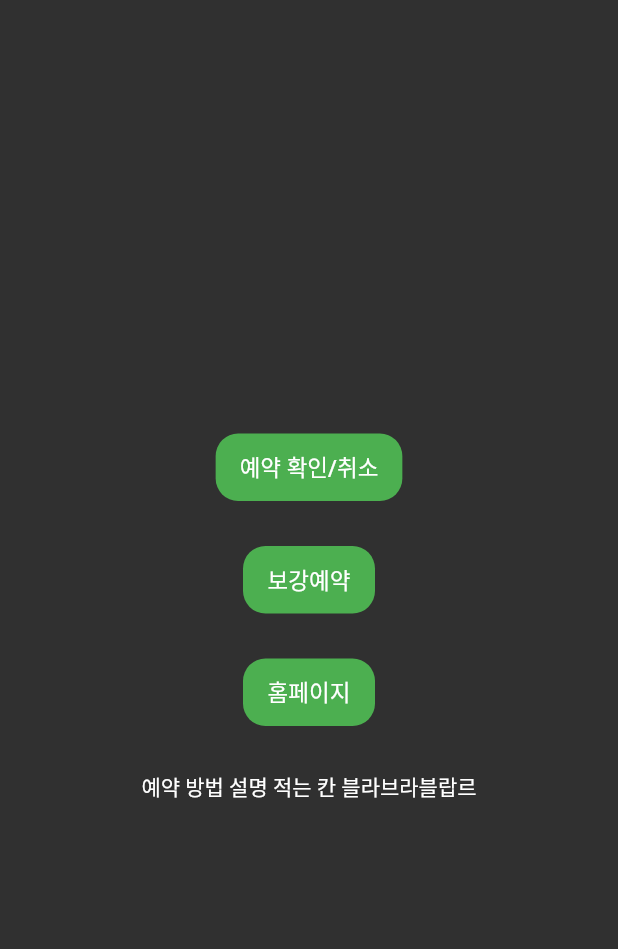
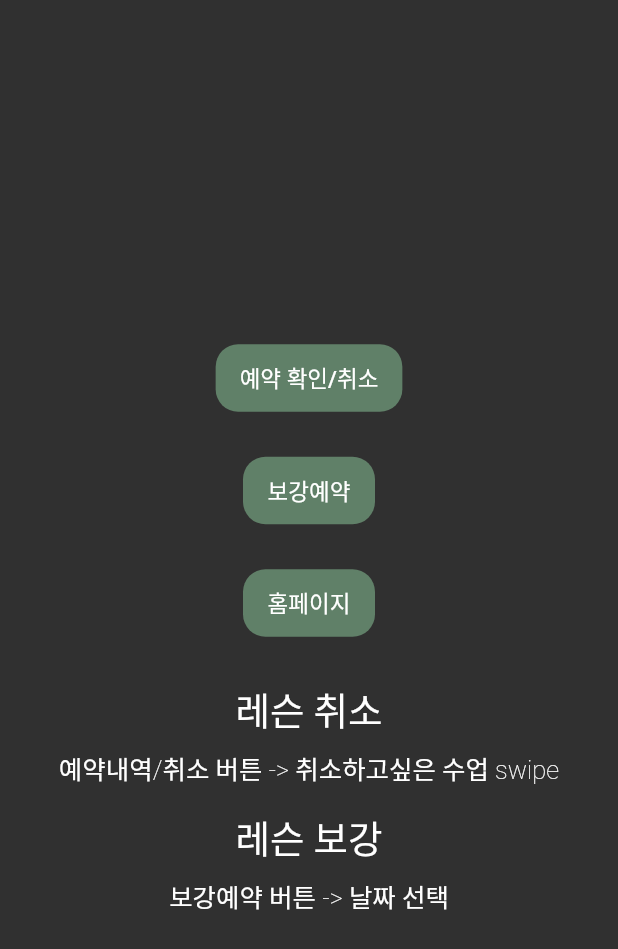
Before and after one commit to show981111/SolViolin_IOS, a Flutter app: the MainPage screen opened directly with empty values, on a phone screen of 412 x 824 dp. Shown: the top 949 px of the screen. Run offline on Flutter 3.47's test engine with Material 2 defaults, Android fonts, the phone set to English and light mode, and no system bars; our stand-ins replace flutter_slidable, toast; accounts and stored records are empty; network calls fail.

Commit message:
add icon

```diff
--- a/lib/screen/day_change_page.dart
+++ b/lib/screen/day_change_page.dart
@@ -92,7 +92,7 @@ class _DayChangeState extends State<DayChange> {
                         borderRadius: new BorderRadius.circular(15.0),
                       ),
                       child: Text('날짜 선택', style: TextStyle(fontSize: 15),),
-                      color: Colors.green,
+                      color: Color.fromRGBO(96, 128, 104, 100),
                       textColor: Colors.white,
                       onPressed: () {
                         if(!_isButtonDisabled) {
@@ -185,7 +185,7 @@ Widget makeButtonGrid(BuildContext context, List<AvailableTime> timeList, String
           borderRadius: new BorderRadius.circular(15.0),
         ),
         child: Text(timeList[i].availableTime),
-        color: Colors.green,
+        color: Color.fromRGBO(96, 128, 104, 100),
         textColor: Colors.white,
         onPressed: () {
           //showTwoButtonDialog(context, teacher + ' 선생님으로 '+ date + ' ' +timeList[i].availableTime+ ' 에 예약하시겠습니까?');
--- a/lib/screen/main_page.dart
+++ b/lib/screen/main_page.dart
@@ -29,7 +29,7 @@ class MainPage extends StatelessWidget {
                     borderRadius: new BorderRadius.circular(15.0),
                   ),
                   child: Text('예약 확인/취소', style: TextStyle(fontSize: 15),),
-                  color: Colors.green,
+                  color: Color.fromRGBO(96, 128, 104, 100),
                   textColor: Colors.white,
                   onPressed: () {
                     Navigator.push(
@@ -49,7 +49,7 @@ class MainPage extends StatelessWidget {
                     borderRadius: new BorderRadius.circular(15.0),
                   ),
                   child: Text('보강예약', style: TextStyle(fontSize: 15),),
-                  color: Colors.green,
+                  color: Color.fromRGBO(96, 128, 104, 100),
                   textColor: Colors.white,
                   onPressed: () {
                     Navigator.push(
@@ -69,16 +69,42 @@ class MainPage extends StatelessWidget {
                     borderRadius: new BorderRadius.circular(15.0),
                   ),
                   child: Text('홈페이지', style: TextStyle(fontSize: 15),),
-                  color: Colors.green,
+                  color: Color.fromRGBO(96, 128, 104, 100),
                   textColor: Colors.white,
                   onPressed: _launchURL,
                 ),
               ),
             ),
             Padding(
-              padding: EdgeInsets.all(15),
+              padding: EdgeInsets.fromLTRB(0, 15, 0, 0),
               child: Container(
-                child : Text('예약 방법 설명 적는 칸 블라브라블랍르'),
+                child : Text('레슨 취소',
+                    style: TextStyle(fontSize: 25, fontWeight: FontWeight.w200),
+                ),
+              ),
+            ),
+            Padding(
+              padding: EdgeInsets.fromLTRB(0, 8, 0, 0),
+              child: Container(
+                child : Text('예약내역/취소 버튼 -> 취소하고싶은 수업 swipe',
+                  style: TextStyle(fontSize: 17,fontWeight: FontWeight.w100),
+                ),
+              ),
+            ),
+            Padding(
+              padding: EdgeInsets.fromLTRB(0, 15, 0, 0),
+              child: Container(
+                child : Text('레슨 보강',
+                    style: TextStyle(fontSize: 25, fontWeight: FontWeight.w200),
+                ),
+              ),
+            ),
+            Padding(
+              padding: EdgeInsets.fromLTRB(0, 8, 0, 0),
+              child: Container(
+                child : Text('보강예약 버튼 -> 날짜 선택',
+                  style: TextStyle(fontSize: 17,fontWeight: FontWeight.w100),
+                ),
               ),
             ),
           ],
--- a/pubspec.yaml
+++ b/pubspec.yaml
@@ -28,6 +28,7 @@ dependencies:
   toast: ^0.1.5
   intl: ^0.16.1
   url_launcher: ^5.4.11
+
   # The following adds the Cupertino Icons font to your application.
   # Use with the CupertinoIcons class for iOS style icons.
   cupertino_icons: ^0.1.3
@@ -46,6 +47,9 @@ flutter:
   # included with your application, so that you can use the icons in
   # the material Icons class.
   uses-material-design: true
+  assets:
+    - images/solviolin_logo.png
+
 
   # To add assets to your application, add an assets section, like this:
   # assets:
```
Also changed, not shown: lib/screen/login_page.dart (+19 -3 lines), images/solviolin_logo.png (added), 43 other files.
